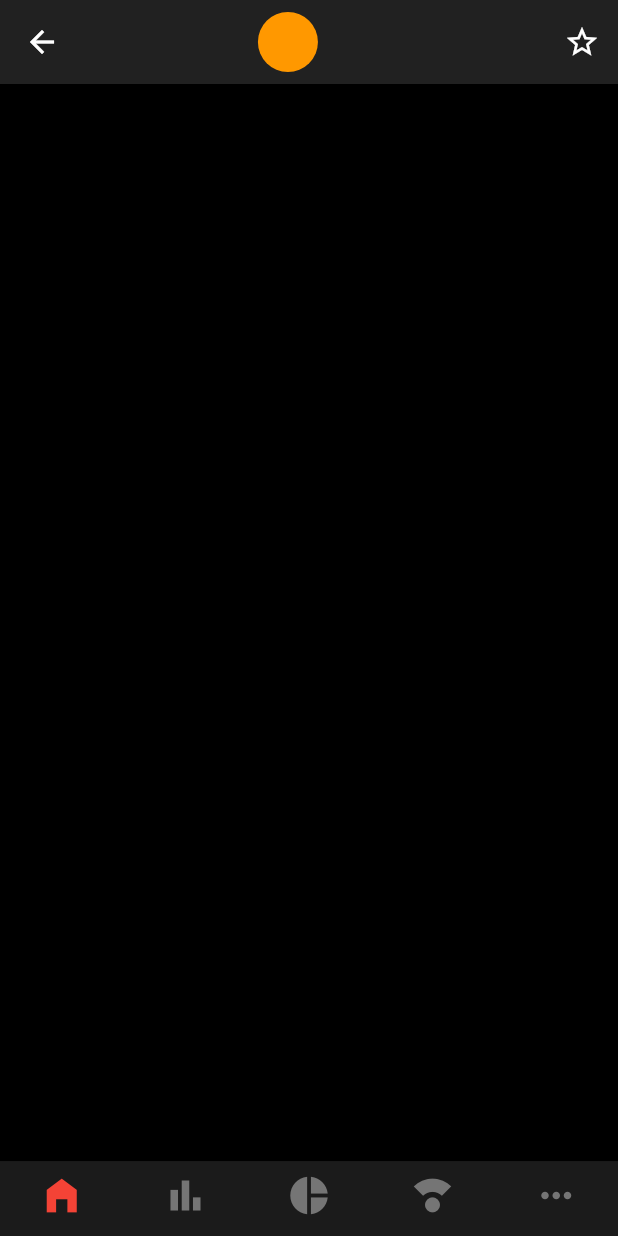
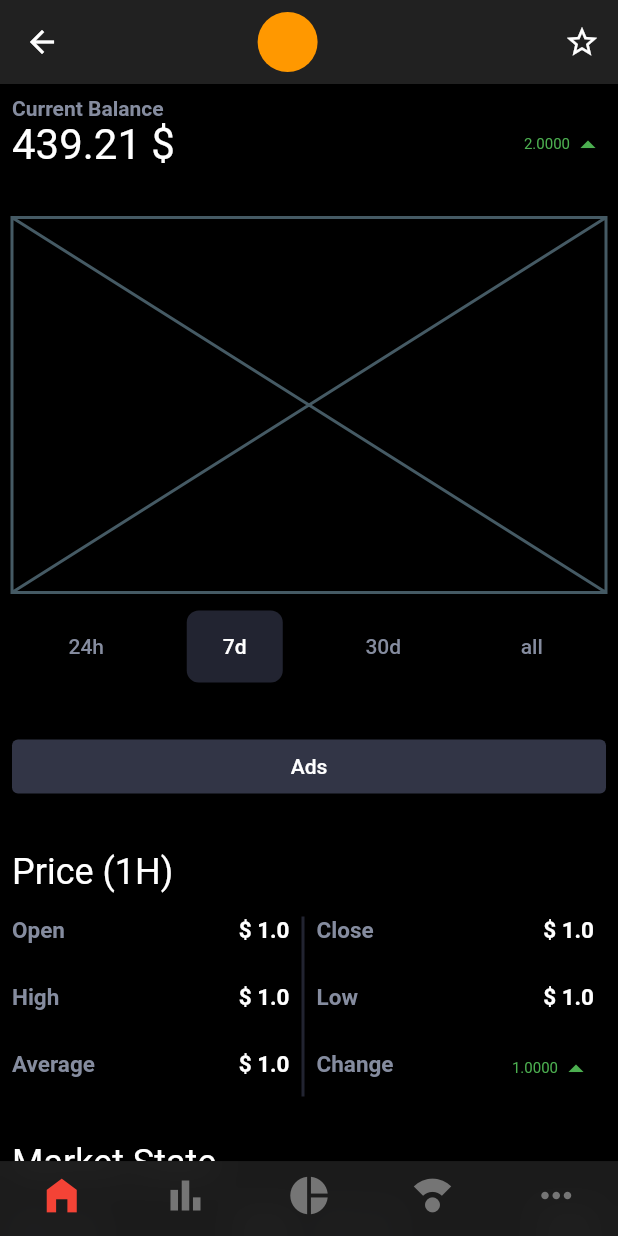
Before and after one commit to setbap/conic, a Flutter app: the screen it shows after launch, on a phone screen of 412 x 824 dp. Run offline on Flutter 3.47's test engine with Material 2 defaults, Android fonts, the phone set to English and light mode, and no system bars; our stand-ins replace device_preview.

Commit message:
coin detail page added (about part not compeleted)

```diff
--- a/lib/pages/coin_detail/coin_detail.dart
+++ b/lib/pages/coin_detail/coin_detail.dart
@@ -1,5 +1,8 @@
 import 'package:conic/pages/coin_detail/widgets/widgets.dart';
+import 'package:conic/shared_widgets/shared_widgets.dart';
+import 'package:conic/utils/colors.dart';
 import 'package:flutter/cupertino.dart';
+import 'package:flutter/gestures.dart';
 import 'package:flutter/material.dart';
 
 class CoinDetail extends StatefulWidget {
@@ -19,10 +22,135 @@ class _CoinDetailState extends State<CoinDetail> {
   @override
   Widget build(BuildContext context) {
     return CustomScrollView(
+      controller: _controller,
+      physics: BouncingScrollPhysics(),
       slivers: [
         CoinDetailAppBar(
           controller: _controller,
-        )
+        ),
+        PriceChange(
+          change: 2,
+          price: 439.21,
+        ),
+        SliverChartBox(),
+        SliverToBoxAdapter(
+          child: Container(
+            padding: EdgeInsets.all(8),
+            child: ElevatedButton(
+              onPressed: () {},
+              child: Padding(
+                padding: const EdgeInsets.all(8.0),
+                child: Text("Ads", style: TextStyle(color: Colors.white)),
+              ),
+            ),
+          ),
+        ),
+        SliverPadding(padding: EdgeInsets.all(8)),
+        SliverToBoxAdapter(
+          child: Container(
+            padding: EdgeInsets.all(8),
+            child: Text(
+              "Price (1H)",
+              style: Theme.of(context)
+                  .textTheme
+                  .headline5!
+                  .copyWith(color: Colors.white),
+            ),
+          ),
+        ),
+        SliverToBoxAdapter(
+          child: PriceData(
+            open: 1,
+            high: 1,
+            average: 1,
+            close: 1,
+            low: 1,
+            change: 1,
+          ),
+        ),
+        SliverToBoxAdapter(
+          child: Container(
+            padding: EdgeInsets.all(8),
+            child: Text(
+              "Market State",
+              style: Theme.of(context)
+                  .textTheme
+                  .headline5!
+                  .copyWith(color: Colors.white),
+            ),
+          ),
+        ),
+        SliverToBoxAdapter(
+          child: MarketState(
+            mktCap: 4,
+            circSupply: 4,
+            totSupply: 4,
+            rank: 4,
+            volIn24h: 4,
+            maxSupply: 4,
+            roi: 4,
+          ),
+        ),
+        SliverToBoxAdapter(
+          child: Padding(
+            padding: EdgeInsets.only(bottom: 16, right: 8, left: 8),
+            child: Divider(
+              color: DarkForeground,
+            ),
+          ),
+        ),
+        SliverPadding(
+          padding: EdgeInsets.all(8),
+          sliver: SliverToBoxAdapter(
+            child: Column(
+              crossAxisAlignment: CrossAxisAlignment.start,
+              children: [
+                Text(
+                  "About Coin",
+                  style: Theme.of(context).textTheme.headline5,
+                ),
+                SizedBox(
+                  height: 12,
+                ),
+                ExpansionTile(
+                  title: Text("What is VECHAIN"),
+                  leading: Icon(Icons.add_circle_outlined),
+                  children: [
+                    Text("What is VECHAIN"),
+                    Text("What is VECHAIN"),
+                    Text("What is VECHAIN"),
+                  ],
+                ),
+                ExpansionTile(
+                  title: Text("What is VECHAIN"),
+                  leading: Icon(Icons.add_circle_outlined),
+                  childrenPadding: EdgeInsets.all(16),
+                  expandedAlignment: Alignment.topLeft,
+                  children: [
+                    Text("What is VECHAIN"),
+                    Text("What is VECHAIN"),
+                    SizedBox(height: 24,),
+                    Text("What is VECHAIN"),
+                  ],
+                ),
+                ExpansionTile(
+                  title: Text("What is VECHAIN"),
+                  leading: Icon(Icons.add_circle_outlined),
+                  children: [
+                    Text("What is VECHAIN"),
+                    Text("What is VECHAIN"),
+                    Text("What is VECHAIN"),
+                  ],
+                ),
+              ],
+            ),
+          ),
+        ),
+        SliverToBoxAdapter(
+          child: Container(
+            height: 120,
+          ),
+        ),
       ],
     );
   }
--- a/lib/pages/coin_detail/widgets/coin_detail_app_bar.dart
+++ b/lib/pages/coin_detail/widgets/coin_detail_app_bar.dart
@@ -59,13 +59,13 @@ class _CoinDetailAppBarState extends State<CoinDetailAppBar> {
             opacity: textOpacity,
             child: Row(
               children: [
-                SizedBox(
-                  width: 12,
-                ),
-                Text(
-                  "BTC",
-                  style: TextStyle(
-                      color: Colors.white, fontWeight: FontWeight.w700),
+
+                FittedBox(
+                  child: Text(
+                    "BTC",
+                    style: TextStyle(
+                        color: Colors.white, fontWeight: FontWeight.w500),
+                  ),
                 ),
                 SizedBox(
                   width: 12,
@@ -90,9 +90,7 @@ class _CoinDetailAppBarState extends State<CoinDetailAppBar> {
                     fontWeight: FontWeight.w500,
                   ),
                 ),
-                SizedBox(
-                  width: 12,
-                ),
+
               ],
             ),
           ),
--- /dev/null
+++ b/lib/pages/coin_detail/widgets/key_value_data.dart
@@ -0,0 +1,61 @@
+
+import 'package:conic/utils/colors.dart';
+import 'package:flutter/material.dart';
+
+class KeyValueData extends StatelessWidget {
+  final String dataKey;
+  final double dataValue;
+  const KeyValueData({
+    Key? key,
+    required this.dataKey,
+    required this.dataValue,
+  }) : super(key: key);
+
+  @override
+  Widget build(BuildContext context) {
+    return KeyValueDataGeneric(
+      dataKey: dataKey,
+      dataValueWidget: Text(
+        "\$ $dataValue",
+        style: TextStyle(
+          fontSize: 15,
+          fontWeight: FontWeight.w600,
+          color: Colors.white,
+        ),
+      ),
+    );
+  }
+}
+
+class KeyValueDataGeneric extends StatelessWidget {
+  final String dataKey;
+  final Widget dataValueWidget;
+  const KeyValueDataGeneric({
+    Key? key,
+    required this.dataKey,
+    required this.dataValueWidget,
+  }) : super(key: key);
+
+  @override
+  Widget build(BuildContext context) {
+    return Expanded(
+        child: Padding(
+          padding: const EdgeInsets.only(right: 8),
+          child: Row(
+            mainAxisAlignment: MainAxisAlignment.spaceBetween,
+            crossAxisAlignment: CrossAxisAlignment.start,
+            children: [
+              Text(
+                dataKey,
+                style: TextStyle(
+                  fontSize: 15,
+                  fontWeight: FontWeight.w600,
+                  color: DarkTextForeground,
+                ),
+              ),
+              dataValueWidget,
+            ],
+          ),
+        ));
+  }
+}
--- /dev/null
+++ b/lib/pages/coin_detail/widgets/market_state_data.dart
@@ -0,0 +1,92 @@
+import 'package:conic/pages/coin_detail/widgets/widgets.dart';
+import 'package:conic/shared_widgets/shared_widgets.dart';
+import 'package:conic/utils/utils.dart';
+import 'package:flutter/material.dart';
+
+class MarketState extends StatelessWidget {
+  final double mktCap;
+  final double circSupply;
+  final double totSupply;
+
+  final double volIn24h;
+  final double maxSupply;
+  final double roi;
+  final double rank;
+  const MarketState({
+    Key? key,
+    required this.mktCap,
+    required this.circSupply,
+    required this.totSupply,
+    required this.volIn24h,
+    required this.maxSupply,
+    required this.roi,
+    required this.rank,
+  }) : super(key: key);
+
+  @override
+  Widget build(BuildContext context) {
+    return Container(
+      height: 200,
+      padding: const EdgeInsets.all(8.0),
+      child: Container(
+        child: Row(
+          crossAxisAlignment: CrossAxisAlignment.start,
+          children: [
+            Expanded(
+              child: Column(
+                crossAxisAlignment: CrossAxisAlignment.stretch,
+                children: [
+                  KeyValueData(
+                    dataKey: "Mkt Cap",
+                    dataValue: mktCap,
+                  ),
+                  KeyValueData(
+                    dataKey: "Circ Supply",
+                    dataValue: circSupply,
+                  ),
+                  KeyValueData(
+                    dataKey: "TOT Supply",
+                    dataValue: totSupply,
+                  ),
+                  KeyValueData(
+                    dataKey: "Rank",
+                    dataValue: rank,
+                  ),
+                ],
+              ),
+            ),
+            Container(
+              height: 120,
+              color: DarkForeground,
+              width: 2,
+              margin: EdgeInsets.only(right: 8),
+            ),
+            Expanded(
+              child: Column(
+                children: [
+                  KeyValueData(
+                    dataKey: "2dh Vol",
+                    dataValue: volIn24h,
+                  ),
+                  KeyValueData(
+                    dataKey: "Max Supply",
+                    dataValue:maxSupply,
+                  ),
+                  KeyValueDataGeneric(
+                    dataKey: "ROi",
+                    dataValueWidget: ChangeShow(
+                      change: roi,
+                    ),
+                  ),
+                  Container(
+                    height: 48,
+                  )
+                ],
+              ),
+            ),
+          ],
+        ),
+      ),
+    );
+  }
+}
--- /dev/null
+++ b/lib/pages/coin_detail/widgets/price_data.dart
@@ -0,0 +1,83 @@
+import 'package:conic/pages/coin_detail/widgets/widgets.dart';
+import 'package:conic/shared_widgets/shared_widgets.dart';
+import 'package:conic/utils/utils.dart';
+import 'package:flutter/material.dart';
+
+class PriceData extends StatelessWidget {
+  final double open;
+  final double high;
+  final double average;
+  final double close;
+  final double low;
+  final double change;
+
+  const PriceData({
+    Key? key,
+    required this.open,
+    required this.high,
+    required this.average,
+    required this.close,
+    required this.low,
+    required this.change,
+  }) : super(key: key);
+
+  @override
+  Widget build(BuildContext context) {
+    return Container(
+      height: 150,
+      padding: const EdgeInsets.all(8.0),
+      child: Container(
+        child: Row(
+          crossAxisAlignment: CrossAxisAlignment.start,
+          children: [
+            Expanded(
+              child: Column(
+                crossAxisAlignment: CrossAxisAlignment.stretch,
+                children: [
+                  KeyValueData(
+                    dataKey: "Open",
+                    dataValue: open,
+                  ),
+                  KeyValueData(
+                    dataKey: "High",
+                    dataValue: high,
+                  ),
+                  KeyValueData(
+                    dataKey: "Average",
+                    dataValue: average,
+                  ),
+                ],
+              ),
+            ),
+            Container(
+              height: 120,
+              color: DarkForeground,
+              width: 2,
+              margin: EdgeInsets.only(right: 8),
+            ),
+            Expanded(
+              child: Column(
+                children: [
+                  KeyValueData(
+                    dataKey: "Close",
+                    dataValue: close,
+                  ),
+                  KeyValueData(
+                    dataKey: "Low",
+                    dataValue: low,
+                  ),
+                  KeyValueDataGeneric(
+                    dataKey: "Change",
+                    dataValueWidget: ChangeShow(
+                      change: change,
+                    ),
+                  ),
+                ],
+              ),
+            ),
+          ],
+        ),
+      ),
+    );
+  }
+}
--- a/lib/pages/coin_detail/widgets/widgets.dart
+++ b/lib/pages/coin_detail/widgets/widgets.dart
@@ -1 +1,4 @@
 export 'coin_detail_app_bar.dart';
+export 'price_data.dart';
+export 'key_value_data.dart';
+export 'market_state_data.dart';
--- a/lib/pages/portfolio/portfolio.dart
+++ b/lib/pages/portfolio/portfolio.dart
@@ -1,7 +1,6 @@
 import 'dart:math';
 import 'package:conic/pages/portfolio/widgets/widgets.dart';
 import 'package:conic/shared_widgets/shared_widgets.dart';
-import 'package:conic/utils/colors.dart';
 import 'package:flutter/cupertino.dart';
 import 'package:flutter/material.dart';
 
@@ -29,36 +28,9 @@ class _PortfolioState extends State<Portfolio> {
           controller: controller,
           onPress: () {},
         ),
-        SliverToBoxAdapter(
-          child: Padding(
-            padding: const EdgeInsets.all(8.0),
-            child: Column(
-              crossAxisAlignment: CrossAxisAlignment.start,
-              children: [
-                Text(
-                  "Current Balance",
-                  style: TextStyle(
-                      fontWeight: FontWeight.w700,
-                      fontSize: 14,
-                      color: DarkTextForeground),
-                ),
-                Row(
-                  mainAxisAlignment: MainAxisAlignment.spaceBetween,
-                  children: [
-                    Text(
-                      "${439.21} \$",
-                      style: TextStyle(
-                        fontSize: 28,
-                      ),
-                    ),
-                    ChangeShow(
-                      change: 23,
-                    )
-                  ],
-                ),
-              ],
-            ),
-          ),
+        PriceChange(
+          change: 2,
+          price: 439.21,
         ),
         SliverChartBox(),
         PortfollioTableHeader(),
--- a/lib/pages/portfolio/widgets/widgets.dart
+++ b/lib/pages/portfolio/widgets/widgets.dart
@@ -1,3 +1,2 @@
 export 'portfolio_table.dart';
-export 'chart_box.dart';
 export 'portfolio_app_bar.dart';
--- /dev/null
+++ b/lib/shared_widgets/price_change.dart
@@ -0,0 +1,50 @@
+import 'package:conic/shared_widgets/shared_widgets.dart';
+import 'package:conic/utils/colors.dart';
+import 'package:flutter/material.dart';
+
+class PriceChange extends StatelessWidget {
+  final double price;
+  final double change;
+
+  const PriceChange({
+    required this.price,
+    required this.change,
+    Key? key,
+  }) : super(key: key);
+
+  @override
+  Widget build(BuildContext context) {
+    return SliverToBoxAdapter(
+      child: Padding(
+        padding: const EdgeInsets.all(8.0),
+        child: Column(
+          crossAxisAlignment: CrossAxisAlignment.start,
+          children: [
+            Text(
+              "Current Balance",
+              style: TextStyle(
+                fontWeight: FontWeight.w700,
+                fontSize: 14,
+                color: DarkTextForeground,
+              ),
+            ),
+            Row(
+              mainAxisAlignment: MainAxisAlignment.spaceBetween,
+              children: [
+                Text(
+                  "${price} \$",
+                  style: TextStyle(
+                    fontSize: 28,
+                  ),
+                ),
+                ChangeShow(
+                  change: change,
+                )
+              ],
+            ),
+          ],
+        ),
+      ),
+    );
+  }
+}
--- a/lib/shared_widgets/shared_widgets.dart
+++ b/lib/shared_widgets/shared_widgets.dart
@@ -5,3 +5,5 @@ export 'coin_square.dart';
 export 'see_all_news.dart';
 export 'top_coin_list.dart';
 export 'coin_search.dart';
+export 'price_change.dart';
+export 'chart_box.dart';
```
Also changed, not shown: lib/shared_widgets/chart_box.dart (renamed from lib/pages/portfolio/widgets/chart_box.dart).
